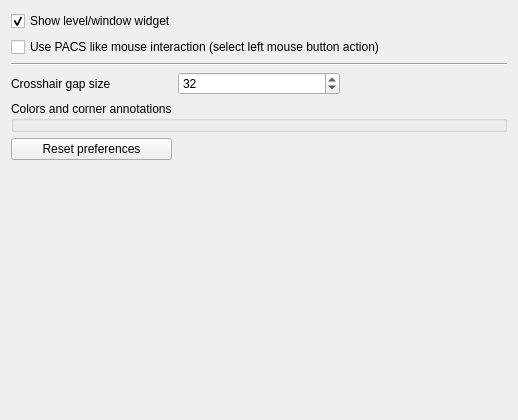
This is Plugins/org.mitk.gui.qt.stdmultiwidgeteditor/src/internal/QmitkStdMultiWidgetEditorPreferencePage.ui in MITK/MITK as Qt 5 draws it before an edit. The edited form follows.
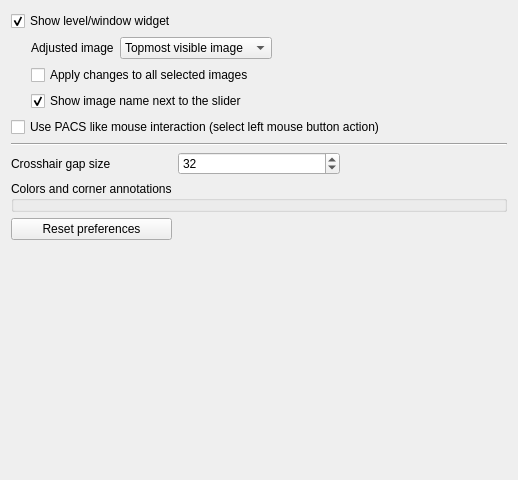
This is the edited form.

Commit message:
Add level window image preferences to Standard Display
Let users choose whether the level window widget follows the topmost
visible image or the image selected in the Data Manager, whether
changes apply to all selected images, and whether the image name is
shown next to the slider.

The editor sets the data storage of the widget once instead of on
every preference change, and it re-applies the mode only when its
preference value changed, so unrelated preference edits no longer
discard an image picked in the context menu.

Resolves: #33

The edit to the form file:
```diff
--- a/Plugins/org.mitk.gui.qt.stdmultiwidgeteditor/src/internal/QmitkStdMultiWidgetEditorPreferencePage.ui
+++ b/Plugins/org.mitk.gui.qt.stdmultiwidgeteditor/src/internal/QmitkStdMultiWidgetEditorPreferencePage.ui
@@ -7,7 +7,7 @@
     <x>0</x>
     <y>0</y>
     <width>518</width>
-    <height>420</height>
+    <height>480</height>
    </rect>
   </property>
   <layout class="QGridLayout" name="gridLayout">
@@ -25,6 +25,73 @@
     </widget>
    </item>
    <item row="1" column="0" colspan="3">
+    <layout class="QGridLayout" name="m_LevelWindowLayout">
+     <property name="leftMargin">
+      <number>20</number>
+     </property>
+     <item row="0" column="0">
+      <widget class="QLabel" name="m_LevelWindowImageModeLabel">
+       <property name="toolTip">
+        <string>&lt;html&gt;&lt;head/&gt;&lt;body&gt;&lt;p&gt;The image whose contrast the level/window widget adjusts: either the visible image with the highest layer or the image selected in the Data Manager.&lt;/p&gt;&lt;/body&gt;&lt;/html&gt;</string>
+       </property>
+       <property name="text">
+        <string>Adjusted image</string>
+       </property>
+      </widget>
+     </item>
+     <item row="0" column="1">
+      <widget class="QComboBox" name="m_LevelWindowImageMode">
+       <property name="toolTip">
+        <string>&lt;html&gt;&lt;head/&gt;&lt;body&gt;&lt;p&gt;The image whose contrast the level/window widget adjusts: either the visible image with the highest layer or the image selected in the Data Manager.&lt;/p&gt;&lt;/body&gt;&lt;/html&gt;</string>
+       </property>
+       <item>
+        <property name="text">
+         <string>Topmost visible image</string>
+        </property>
+       </item>
+       <item>
+        <property name="text">
+         <string>Selected image</string>
+        </property>
+       </item>
+      </widget>
+     </item>
+     <item row="0" column="2">
+      <spacer name="m_LevelWindowSpacer">
+       <property name="orientation">
+        <enum>Qt::Orientation::Horizontal</enum>
+       </property>
+       <property name="sizeHint" stdset="0">
+        <size>
+         <width>40</width>
+         <height>20</height>
+        </size>
+       </property>
+      </spacer>
+     </item>
+     <item row="1" column="0" colspan="3">
+      <widget class="QCheckBox" name="m_ApplyToAllSelectedImages">
+       <property name="toolTip">
+        <string>&lt;html&gt;&lt;head/&gt;&lt;body&gt;&lt;p&gt;Apply level/window changes to all selected visible images instead of only the displayed one.&lt;/p&gt;&lt;/body&gt;&lt;/html&gt;</string>
+       </property>
+       <property name="text">
+        <string>Apply changes to all selected images</string>
+       </property>
+      </widget>
+     </item>
+     <item row="2" column="0" colspan="3">
+      <widget class="QCheckBox" name="m_ShowLevelWindowImageName">
+       <property name="text">
+        <string>Show image name next to the slider</string>
+       </property>
+       <property name="checked">
+        <bool>true</bool>
+       </property>
+      </widget>
+     </item>
+    </layout>
+   </item>
+   <item row="2" column="0" colspan="3">
     <widget class="QCheckBox" name="m_PACSLikeMouseMode">
      <property name="layoutDirection">
       <enum>Qt::LayoutDirection::LeftToRight</enum>
@@ -37,21 +104,14 @@
      </property>
     </widget>
    </item>
-   <item row="2" column="0" colspan="3">
+   <item row="3" column="0" colspan="3">
     <widget class="Line" name="line">
      <property name="orientation">
       <enum>Qt::Orientation::Horizontal</enum>
      </property>
     </widget>
    </item>
-   <item row="4" column="0" colspan="3">
-    <widget class="QGroupBox" name="m_ColorGroup">
-     <property name="title">
-      <string>Colors and corner annotations</string>
-     </property>
-    </widget>
-   </item>
-   <item row="3" column="0">
+   <item row="4" column="0">
     <widget class="QLabel" name="label_9">
      <property name="toolTip">
       <string>&lt;html&gt;&lt;head/&gt;&lt;body&gt;&lt;p&gt;The gap in the middle of the crosshair in pixels.&lt;/p&gt;&lt;/body&gt;&lt;/html&gt;</string>
@@ -61,21 +121,28 @@
      </property>
     </widget>
    </item>
-   <item row="3" column="1">
+   <item row="4" column="1">
     <widget class="QSpinBox" name="m_CrosshairGapSize">
      <property name="value">
       <number>32</number>
      </property>
     </widget>
    </item>
-   <item row="5" column="0">
+   <item row="5" column="0" colspan="3">
+    <widget class="QGroupBox" name="m_ColorGroup">
+     <property name="title">
+      <string>Colors and corner annotations</string>
+     </property>
+    </widget>
+   </item>
+   <item row="6" column="0">
     <widget class="QPushButton" name="m_ResetButton">
      <property name="text">
       <string>Reset preferences</string>
      </property>
     </widget>
    </item>
-   <item row="6" column="0">
+   <item row="7" column="0">
     <spacer name="verticalSpacer">
      <property name="orientation">
       <enum>Qt::Orientation::Vertical</enum>
```
The commit also changes 5 other files.
